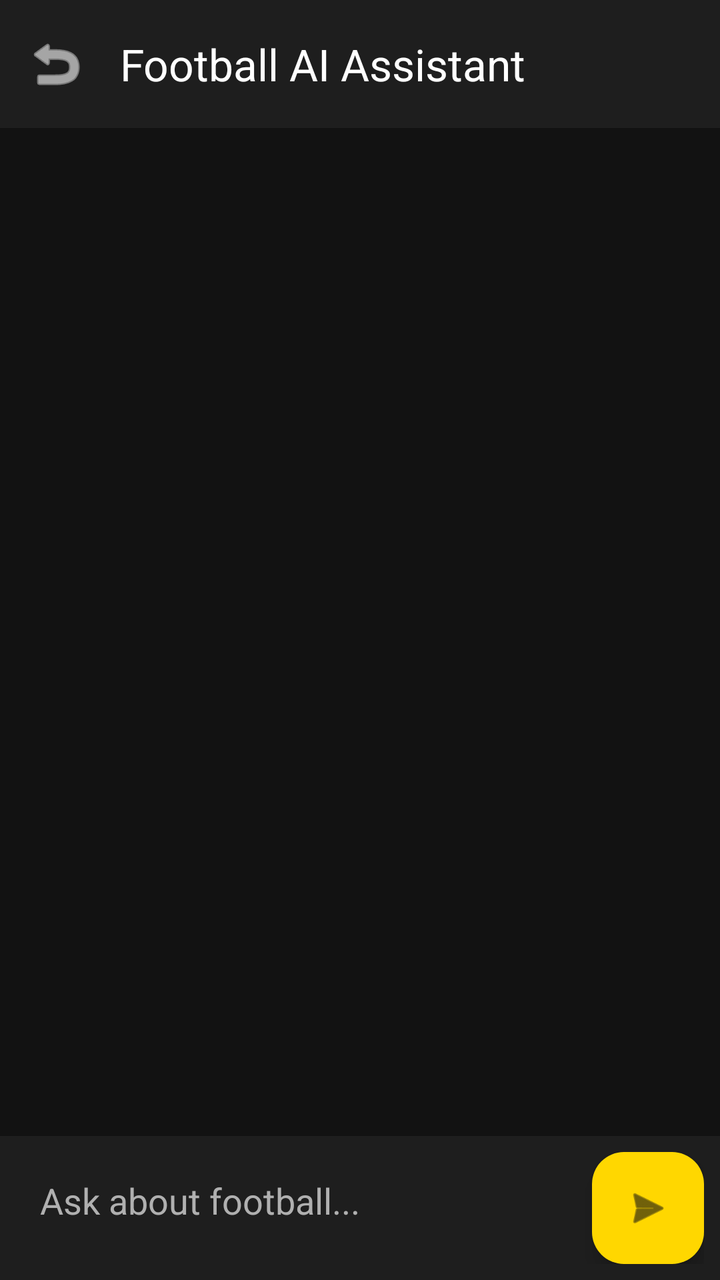
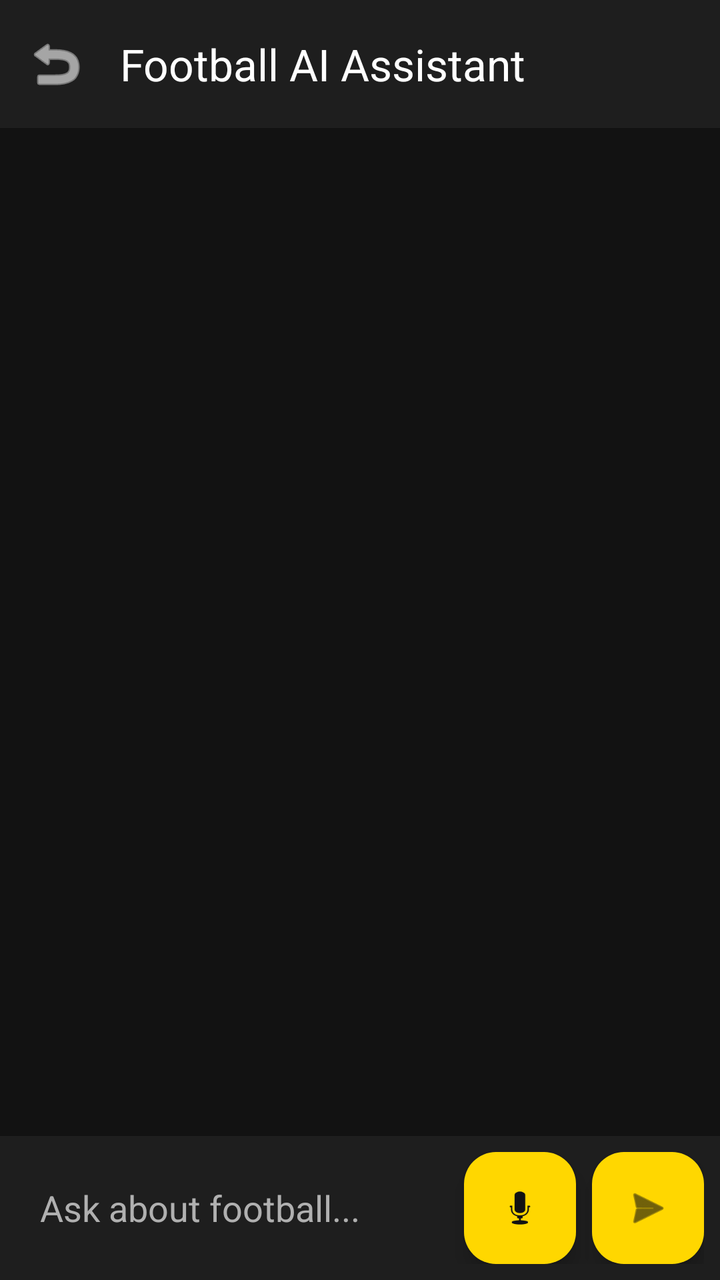

Compare the two renders of this Android layout. The source of the first and the diff that turns it into the second are given below.
<!-- AndroidManifest.xml: application theme Theme.QuizApp_Merchich -->
<!-- res/layout/activity_chat.xml -->
<?xml version="1.0" encoding="utf-8"?>
<androidx.constraintlayout.widget.ConstraintLayout xmlns:android="http://schemas.android.com/apk/res/android"
    xmlns:app="http://schemas.android.com/apk/res-auto"
    xmlns:tools="http://schemas.android.com/tools"
    android:layout_width="match_parent"
    android:layout_height="match_parent"
    android:background="@color/bg_dark"
    tools:context=".ChatActivity">

    <com.google.android.material.appbar.MaterialToolbar
        android:id="@+id/toolbar"
        android:layout_width="match_parent"
        android:layout_height="?attr/actionBarSize"
        android:background="@color/surface_dark"
        app:layout_constraintTop_toTopOf="parent"
        app:navigationIcon="@android:drawable/ic_menu_revert"
        app:navigationIconTint="@color/white"
        app:title="Football AI Assistant"
        app:titleTextColor="@color/white" />

    <androidx.recyclerview.widget.RecyclerView
        android:id="@+id/rvChat"
        android:layout_width="match_parent"
        android:layout_height="0dp"
        android:padding="8dp"
        app:layout_constraintBottom_toTopOf="@id/layoutInput"
        app:layout_constraintTop_toBottomOf="@id/toolbar" />

    <ProgressBar
        android:id="@+id/progressBar"
        style="?android:attr/progressBarStyleHorizontal"
        android:layout_width="match_parent"
        android:layout_height="wrap_content"
        android:indeterminate="true"
        android:visibility="gone"
        app:layout_constraintBottom_toTopOf="@id/layoutInput" />

    <LinearLayout
        android:id="@+id/layoutInput"
        android:layout_width="match_parent"
        android:layout_height="wrap_content"
        android:background="@color/surface_dark"
        android:orientation="horizontal"
        android:padding="8dp"
        app:layout_constraintBottom_toBottomOf="parent">

        <EditText
            android:id="@+id/etMessage"
            android:layout_width="0dp"
            android:layout_height="wrap_content"
            android:layout_weight="1"
            android:background="@android:color/transparent"
            android:hint="Ask about football..."
            android:inputType="textLongMessage|textAutoCorrect"
            android:minHeight="48dp"
            android:padding="12dp"
            android:textColor="@color/white"
            android:textColorHint="@color/text_secondary" />

        <com.google.android.material.floatingactionbutton.FloatingActionButton
            android:id="@+id/btnSend"
            android:layout_width="wrap_content"
            android:layout_height="wrap_content"
            android:layout_gravity="center"
            android:layout_marginStart="8dp"
            android:src="@android:drawable/ic_menu_send"
            app:backgroundTint="@color/football_gold"
            app:fabSize="mini"
            app:tint="@color/bg_dark" />
    </LinearLayout>

</androidx.constraintlayout.widget.ConstraintLayout>
<!-- resources referenced by this layout -->
<resources>
  <color name="bg_dark">#121212</color>
  <color name="football_gold">#FFD700</color>
  <color name="surface_dark">#1E1E1E</color>
  <color name="text_secondary">#B0B0B0</color>
  <color name="white">#FFFFFFFF</color>
  <style name="Theme.QuizApp_Merchich" parent="Base.Theme.QuizApp_Merchich" />
  <style name="Base.Theme.QuizApp_Merchich" parent="Theme.Material3.DayNight.NoActionBar">
          
          <item name="colorPrimary">@color/primary_green</item>
          <item name="colorOnPrimary">@color/white</item>
          <item name="android:windowBackground">@color/bg_dark</item>
          <item name="android:statusBarColor">@color/bg_dark</item>
      </style>
  <color name="primary_green">#2E7D32</color>
</resources>

<!-- the commit's change to res/layout/activity_chat.xml (unified diff, before → after) -->
@@ -40,6 +40,7 @@
         android:layout_width="match_parent"
         android:layout_height="wrap_content"
         android:background="@color/surface_dark"
+        android:gravity="center_vertical"
         android:orientation="horizontal"
         android:padding="8dp"
         app:layout_constraintBottom_toBottomOf="parent">
@@ -58,11 +59,19 @@
             android:textColorHint="@color/text_secondary" />
 
         <com.google.android.material.floatingactionbutton.FloatingActionButton
+            android:id="@+id/btnVoice"
+            android:layout_width="wrap_content"
+            android:layout_height="wrap_content"
+            android:layout_marginEnd="8dp"
+            android:src="@android:drawable/ic_btn_speak_now"
+            app:backgroundTint="@color/football_gold"
+            app:fabSize="mini"
+            app:tint="@color/bg_dark" />
+
+        <com.google.android.material.floatingactionbutton.FloatingActionButton
             android:id="@+id/btnSend"
             android:layout_width="wrap_content"
             android:layout_height="wrap_content"
-            android:layout_gravity="center"
-            android:layout_marginStart="8dp"
             android:src="@android:drawable/ic_menu_send"
             app:backgroundTint="@color/football_gold"
             app:fabSize="mini"
